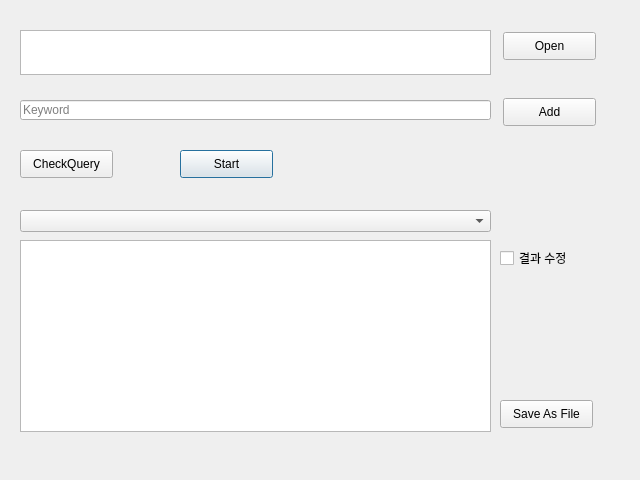
This is UI/mainUI.ui in YJ-AnthonyJo/Outsourcing-Last-Full-Crawling-of-Naver-View as Qt 5 draws it before an edit. The edited form follows.
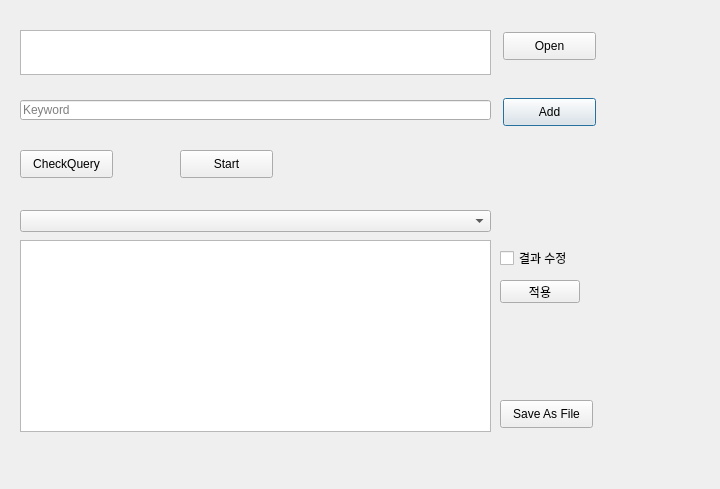
This is the edited form.

Diff of the .ui file:
```diff
--- a/UI/mainUI.ui
+++ b/UI/mainUI.ui
@@ -6,10 +6,16 @@
    <rect>
     <x>0</x>
     <y>0</y>
-    <width>640</width>
-    <height>480</height>
+    <width>720</width>
+    <height>489</height>
    </rect>
   </property>
+  <property name="maximumSize">
+   <size>
+    <width>16777215</width>
+    <height>16777215</height>
+   </size>
+  </property>
   <property name="windowTitle">
    <string>GetAllFromVIew</string>
   </property>
@@ -35,19 +41,6 @@
     <string>Start</string>
    </property>
   </widget>
-  <widget class="QPushButton" name="openFile_btn">
-   <property name="geometry">
-    <rect>
-     <x>503</x>
-     <y>32</y>
-     <width>93</width>
-     <height>28</height>
-    </rect>
-   </property>
-   <property name="text">
-    <string>Open</string>
-   </property>
-  </widget>
   <widget class="QLineEdit" name="Query_LineEdit">
    <property name="geometry">
     <rect>
@@ -82,6 +75,9 @@
    <property name="text">
     <string>Add</string>
    </property>
+   <property name="default">
+    <bool>true</bool>
+   </property>
   </widget>
   <widget class="QTextBrowser" name="FileDIR_Browser">
    <property name="geometry">
@@ -158,6 +154,35 @@
     </rect>
    </property>
   </widget>
+  <widget class="QPushButton" name="changeAdmit_btn">
+   <property name="geometry">
+    <rect>
+     <x>500</x>
+     <y>280</y>
+     <width>80</width>
+     <height>23</height>
+    </rect>
+   </property>
+   <property name="text">
+    <string>적용</string>
+   </property>
+   <property name="autoDefault">
+    <bool>true</bool>
+   </property>
+  </widget>
+  <widget class="QPushButton" name="openFile_btn">
+   <property name="geometry">
+    <rect>
+     <x>503</x>
+     <y>32</y>
+     <width>93</width>
+     <height>28</height>
+    </rect>
+   </property>
+   <property name="text">
+    <string>Open</string>
+   </property>
+  </widget>
  </widget>
  <resources/>
  <connections/>
```
